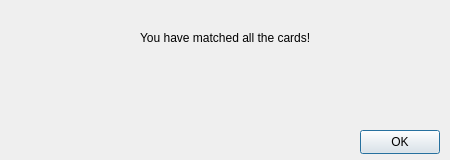
The window that src/gui/endgame_window/endgamewindow.ui (sudosys/matchmatch-game) describes before a commit, drawn with Qt 5.
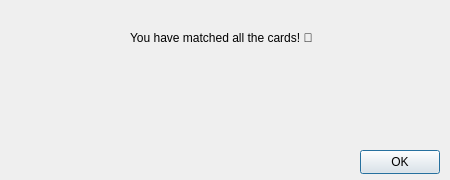
The same window after the commit.

Commit message: highest score check is done on each difficulty

The edit to the form file:
```diff
--- a/src/gui/endgame_window/endgamewindow.ui
+++ b/src/gui/endgame_window/endgamewindow.ui
@@ -7,7 +7,7 @@
     <x>0</x>
     <y>0</y>
     <width>450</width>
-    <height>160</height>
+    <height>180</height>
    </rect>
   </property>
   <property name="minimumSize">
@@ -19,7 +19,7 @@
   <property name="maximumSize">
    <size>
     <width>450</width>
-    <height>160</height>
+    <height>180</height>
    </size>
   </property>
   <property name="cursor">
@@ -31,21 +31,21 @@
   <widget class="QLabel" name="label">
    <property name="geometry">
     <rect>
-     <x>140</x>
+     <x>130</x>
      <y>30</y>
-     <width>171</width>
+     <width>191</width>
      <height>16</height>
     </rect>
    </property>
    <property name="text">
-    <string>You have matched all the cards!</string>
+    <string>&lt;html&gt;&lt;head/&gt;&lt;body&gt;&lt;p&gt;You have matched all the cards! 🎉&lt;/p&gt;&lt;/body&gt;&lt;/html&gt;</string>
    </property>
   </widget>
   <widget class="QPushButton" name="ok_button">
    <property name="geometry">
     <rect>
      <x>360</x>
-     <y>130</y>
+     <y>150</y>
      <width>80</width>
      <height>24</height>
     </rect>
@@ -72,6 +72,38 @@
     <rect>
      <x>30</x>
      <y>90</y>
+     <width>381</width>
+     <height>21</height>
+    </rect>
+   </property>
+   <property name="text">
+    <string/>
+   </property>
+   <property name="alignment">
+    <set>Qt::AlignCenter</set>
+   </property>
+  </widget>
+  <widget class="QLabel" name="score">
+   <property name="geometry">
+    <rect>
+     <x>30</x>
+     <y>120</y>
+     <width>381</width>
+     <height>21</height>
+    </rect>
+   </property>
+   <property name="text">
+    <string/>
+   </property>
+   <property name="alignment">
+    <set>Qt::AlignCenter</set>
+   </property>
+  </widget>
+  <widget class="QLabel" name="highest_score">
+   <property name="geometry">
+    <rect>
+     <x>20</x>
+     <y>150</y>
      <width>381</width>
      <height>21</height>
     </rect>
```
Left out of the diff: 5 changed lines with no effect on the pictures. The commit also changes 4 other files.
